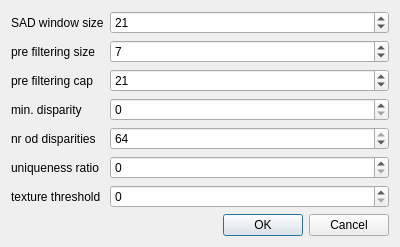
richardboo/modelling-hand-trajectory-3d, file bmdialog.ui: the form before one commit.
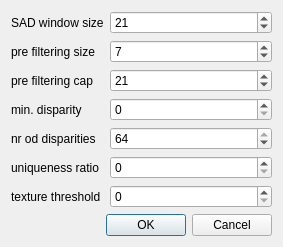
The form after the commit.

Diff of the .ui file:
```diff
--- a/bmdialog.ui
+++ b/bmdialog.ui
@@ -6,7 +6,7 @@
    <rect>
     <x>0</x>
     <y>0</y>
-    <width>400</width>
+    <width>283</width>
     <height>227</height>
    </rect>
   </property>
```
